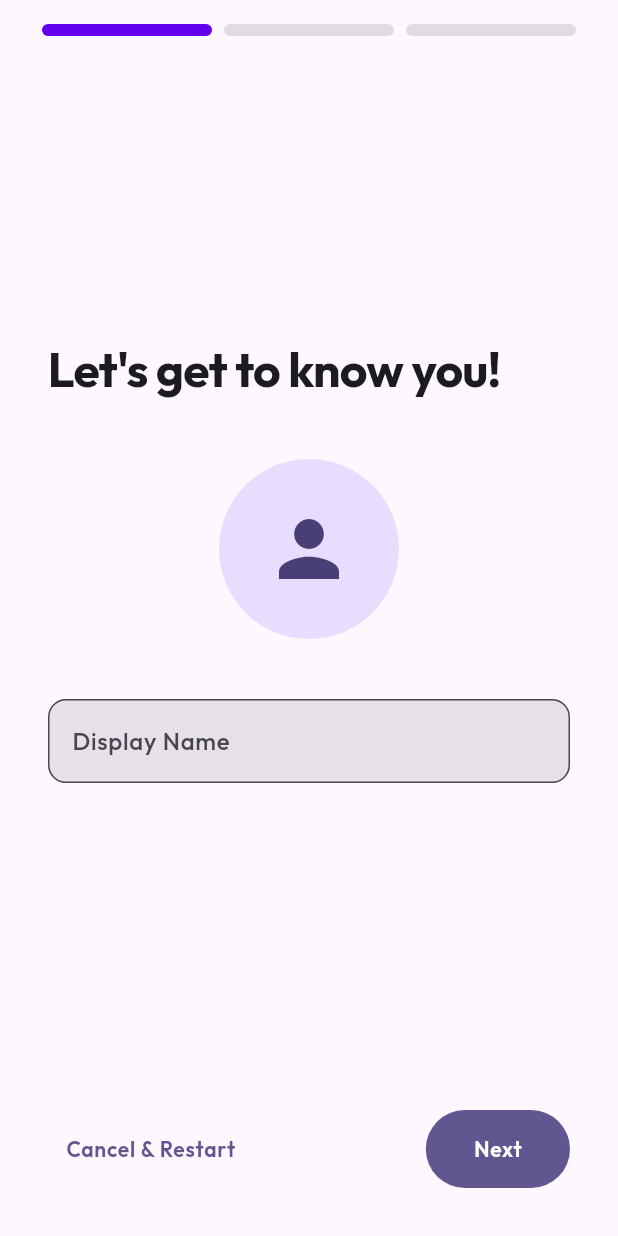
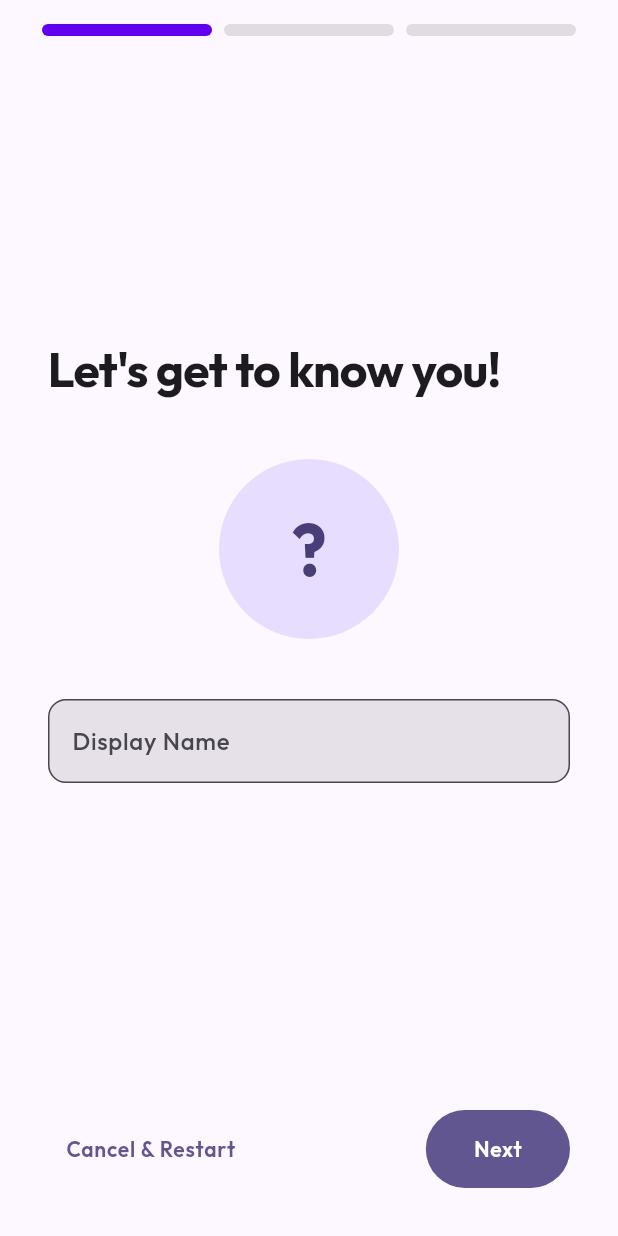
Before and after one commit to vik05h/SafeChat-2.0, a Flutter app: the OnboardingScreen screen opened by its route, on a phone screen of 412 x 824 dp. Run offline on Flutter 3.47's test engine with Material 3 defaults, Android fonts, the phone set to English and light mode, and no system bars; drawn by our look-alikes of flutter_animate; our stand-ins replace cached_network_image, cloud_firestore, dio, firebase_auth, firebase_core, firebase_storage and 11 more; missing offline and left inert: flutter_displaymode, graphview, markdown; accounts and stored records are empty; generated files the repository leaves out were written again.

Commit message:
Improve avatars, likes, follow API & storage
Multiple UI and data fixes across profile, feed and storage providers:

- Onboarding: show a themed initial letter in CircleAvatar when no photo, driven by the displayName controller and animated.
- Feed model: filter out empty strings from mediaUrls and ignore empty imageUrl to avoid blank entries.
- Feed view: add flutter_animate import; replace like action with an animated, optimistic IconButton (shows count or 'Like') and improved comment avatar provider fallback.
- Follow repository: inject Dio via dioProvider and call backend endpoints for follow/unfollow instead of writing directly to Firestore.
- Network graph: show a friendly message when there are no nodes instead of rendering an empty viewer.
- Profile view: add editable background stub, consolidate/remove duplicate edit buttons, and add an Edit action in the app bar.
- Firebase storage provider: better handling of storage.googleapis URLs (resolve path to ref().child(path)) and throw on storage errors so callers can handle failures instead of silently returning raw URLs.

These changes improve UX, prevent empty/invalid image URLs, add animations, and move follow logic to the network API.

```diff
--- a/frontend/lib/features/auth/presentation/onboarding_screen.dart
+++ b/frontend/lib/features/auth/presentation/onboarding_screen.dart
@@ -200,10 +200,27 @@ class _OnboardingScreenState extends ConsumerState<OnboardingScreen> {
           ).animate().fadeIn(delay: 200.ms).moveY(begin: -20),
           const SizedBox(height: 40),
           Center(
-            child: CircleAvatar(
-              radius: 60,
-              backgroundImage: user?.photoURL != null ? NetworkImage(user!.photoURL!) : null,
-              child: user?.photoURL == null ? const Icon(Icons.person, size: 60) : null,
+            child: ValueListenableBuilder<TextEditingValue>(
+              valueListenable: _displayNameController,
+              builder: (context, value, child) {
+                final text = value.text.trim();
+                final initial = text.isNotEmpty ? text[0].toUpperCase() : '?';
+                return CircleAvatar(
+                  radius: 60,
+                  backgroundColor: Theme.of(context).colorScheme.primaryContainer,
+                  backgroundImage: user?.photoURL != null ? NetworkImage(user!.photoURL!) : null,
+                  child: user?.photoURL == null
+                      ? Text(
+                          initial,
+                          style: TextStyle(
+                            fontSize: 48,
+                            fontWeight: FontWeight.bold,
+                            color: Theme.of(context).colorScheme.onPrimaryContainer,
+                          ),
+                        )
+                      : null,
+                );
+              },
             ).animate().scale(delay: 400.ms, curve: Curves.bounceOut),
           ),
           const SizedBox(height: 40),
--- a/frontend/lib/features/home/data/feed_post_model.dart
+++ b/frontend/lib/features/home/data/feed_post_model.dart
@@ -92,8 +92,8 @@ class FeedPost {
 
   /// All displayable image/video URLs, falling back to image_url for backward compat.
   List<String> get displayUrls {
-    if (mediaUrls.isNotEmpty) return mediaUrls;
-    if (imageUrl != null) return [imageUrl!];
+    if (mediaUrls.isNotEmpty) return mediaUrls.where((e) => e.isNotEmpty).toList();
+    if (imageUrl != null && imageUrl!.isNotEmpty) return [imageUrl!];
     return [];
   }
 
--- a/frontend/lib/features/profile/presentation/network_graph_view.dart
+++ b/frontend/lib/features/profile/presentation/network_graph_view.dart
@@ -115,6 +115,8 @@ class _NetworkGraphViewState extends State<NetworkGraphView> {
       ),
       body: isLoading
           ? const Center(child: CircularProgressIndicator())
+          : graph.nodes.isEmpty
+              ? const Center(child: Text('No network connections found.'))
               : InteractiveViewer(
                   constrained: false,
                   boundaryMargin: const EdgeInsets.all(100),
```
Also changed, not shown: frontend/lib/features/home/presentation/feed_view.dart (+32 -10 lines), frontend/lib/features/profile/data/follow_repository.dart (+20 -9 lines), frontend/lib/features/profile/presentation/profile_view.dart (+25 -13 lines), frontend/lib/shared/providers/firebase_storage_provider.dart (+20 -10 lines). Lines whose indentation alone changed are shown as unchanged.
